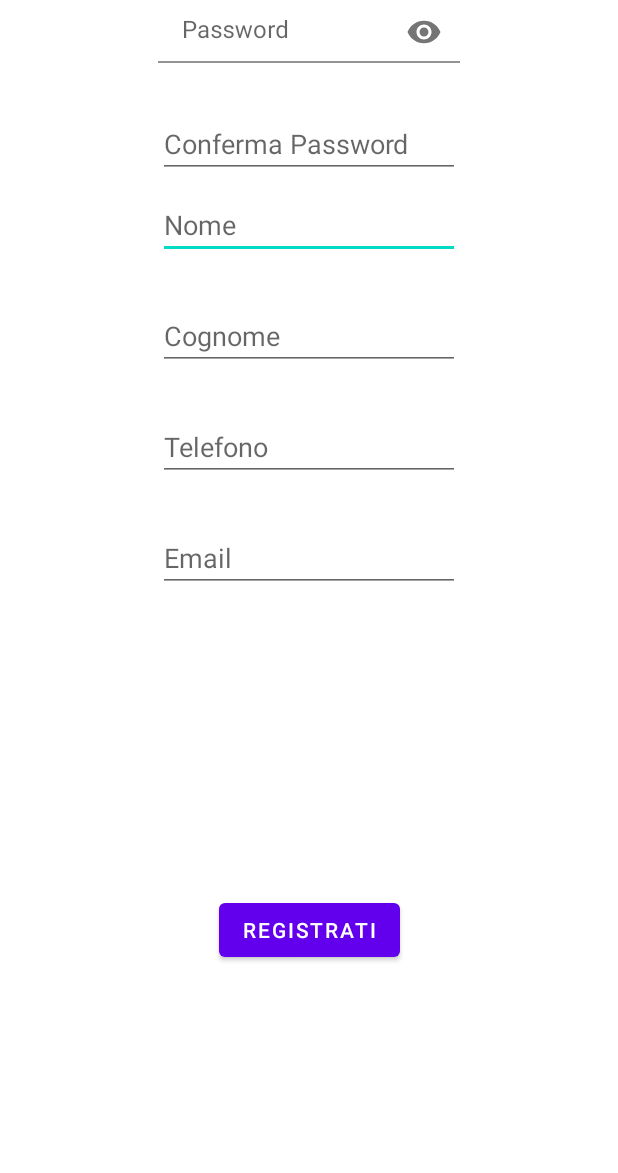
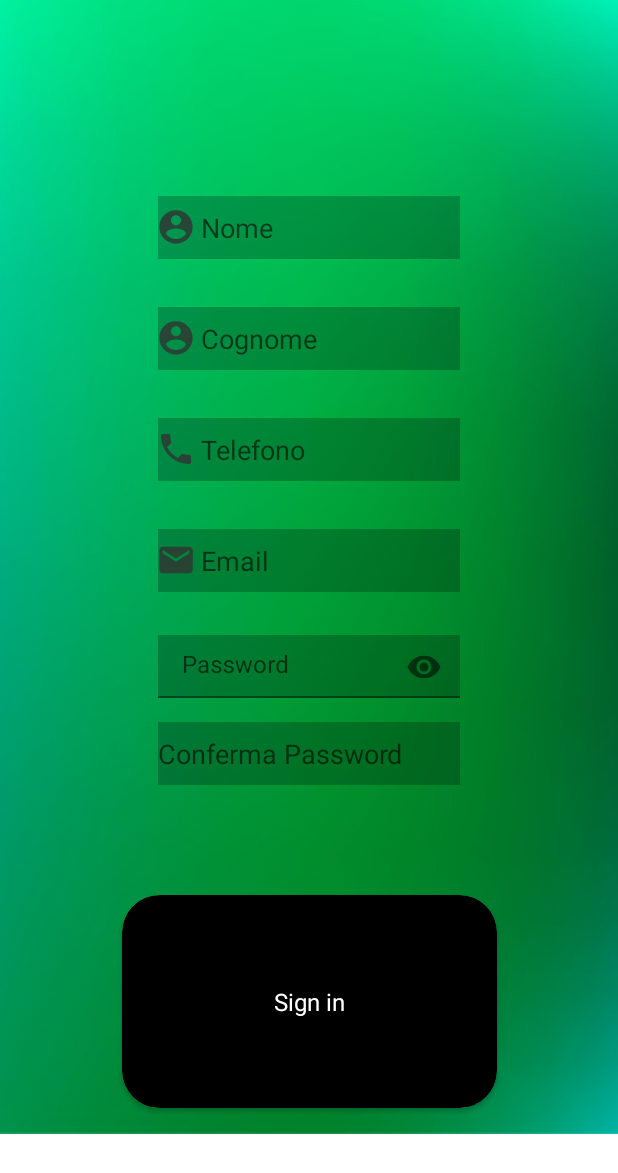
Before and after one commit to pippetto17/APP, an Android app: the layout registration.xml on its own in the app's theme, with its tools: preview values and no code run, on a phone screen of 412 x 824 dp. Shown: the top 1173 px of the screen. Run offline under Robolectric (Android 15) with nearby library versions, the phone set to English and light mode, and no system bars.

Commit message:
modifica oagina registrazione
Modifica pagina registrazione utente

```diff
--- a/APP/app/src/main/java/com/example/app/registration.java
+++ b/APP/app/src/main/java/com/example/app/registration.java
@@ -14,7 +14,6 @@ public class registration extends AppCompatActivity {
     private TextView textPass;
     private TextView textConfirmPass;
     private Button reg_back;
-    private textview oh;
 
 
 
@@ -28,9 +27,6 @@ public class registration extends AppCompatActivity {
         textUser = findViewById(R.id.textUser);
         textPass = findViewById(R.id.textPass);
         textConfirmPass = findViewById(R.id.textConfirmPass);
-        reg_back = findViewById(R.id.reg_back);
-
-
-
+        reg_back = findViewById(R.id.cardViewButton);
     }
 }
--- a/APP/app/src/main/res/drawable-anydpi/user_image.xml
+++ b/APP/app/src/main/res/drawable-anydpi/user_image.xml
@@ -3,7 +3,7 @@
     android:height="24dp"
     android:viewportWidth="24"
     android:viewportHeight="24"
-    android:tint="#000000"
+    android:tint="#323232"
     android:alpha="0.8">
   <group android:scaleX="1.1111112"
       android:scaleY="1.1111112"
--- a/APP/app/src/main/res/layout/new_first_page.xml
+++ b/APP/app/src/main/res/layout/new_first_page.xml
@@ -37,7 +37,7 @@
         android:layout_marginEnd="130dp"
         android:layout_marginBottom="77dp"
         android:background="#3B000000"
-        android:drawableLeft="@drawable/user_image"
+        android:drawableLeft="@drawable/email_image"
         android:ems="10"
         android:hint=" E-Mail"
         android:inputType="textEmailAddress"
@@ -71,8 +71,8 @@
             android:background="#3B000000"
             android:ems="10"
             android:hint=" Password"
+            android:textColorHint="@color/black"
             android:inputType="textPassword"
-            android:textColorHint="@color/black"
             android:textSize="25dp" />
     </com.google.android.material.textfield.TextInputLayout>
 
--- a/APP/app/src/main/res/layout/registration.xml
+++ b/APP/app/src/main/res/layout/registration.xml
@@ -5,15 +5,27 @@
     android:layout_width="match_parent"
     android:layout_height="match_parent">
 
+    <ImageView
+        android:id="@+id/imageView2"
+        android:layout_width="635dp"
+        android:layout_height="756dp"
+        app:layout_constraintEnd_toEndOf="parent"
+        app:layout_constraintStart_toStartOf="parent"
+        app:layout_constraintTop_toTopOf="parent"
+        app:srcCompat="@drawable/sfondo_chiaro" />
+
     <EditText
         android:id="@+id/textName"
         android:layout_width="201dp"
         android:layout_height="42dp"
         android:layout_marginTop="84dp"
         android:layout_marginBottom="605dp"
+        android:background="#3B000000"
         android:ems="10"
-        android:hint="Nome"
+        android:drawableLeft="@drawable/user_image"
+        android:hint=" Nome"
         android:inputType="textPersonName"
+
         app:layout_constraintBottom_toBottomOf="parent"
         app:layout_constraintEnd_toEndOf="parent"
         app:layout_constraintStart_toStartOf="parent"
@@ -25,9 +37,11 @@
         android:layout_height="42dp"
         android:layout_marginTop="158dp"
         android:layout_marginBottom="531dp"
+        android:background="#3B000000"
         android:ems="10"
-        android:hint="Cognome"
+        android:hint=" Cognome"
         android:inputType="textPersonName"
+        android:drawableLeft="@drawable/user_image"
         app:layout_constraintBottom_toBottomOf="parent"
         app:layout_constraintEnd_toEndOf="parent"
         app:layout_constraintStart_toStartOf="parent"
@@ -39,8 +53,10 @@
         android:layout_height="42dp"
         android:layout_marginTop="232dp"
         android:layout_marginBottom="457dp"
+        android:background="#3B000000"
         android:ems="10"
-        android:hint="Telefono"
+        android:hint=" Telefono"
+        android:drawableLeft="@drawable/phone_image"
         android:inputType="phone"
         app:layout_constraintBottom_toBottomOf="parent"
         app:layout_constraintEnd_toEndOf="parent"
@@ -53,58 +69,80 @@
         android:layout_height="42dp"
         android:layout_marginTop="306dp"
         android:layout_marginBottom="383dp"
+        android:background="#3B000000"
         android:ems="10"
-        android:hint="Email"
+        android:hint=" Email"
         android:inputType="textEmailAddress"
         app:layout_constraintBottom_toBottomOf="parent"
+        android:drawableLeft="@drawable/email_image"
         app:layout_constraintEnd_toEndOf="parent"
         app:layout_constraintStart_toStartOf="parent"
         app:layout_constraintTop_toTopOf="parent" />
 
+    <EditText
+        android:id="@+id/textConfirmPass"
+        android:layout_width="201dp"
+        android:layout_height="42dp"
+        android:layout_marginTop="16dp"
+        android:background="#3B000000"
+        android:ems="5"
+
+        android:hint="Conferma Password"
+        android:inputType="textPassword"
+        app:layout_constraintEnd_toEndOf="parent"
+        app:layout_constraintStart_toStartOf="parent"
+        app:layout_constraintTop_toBottomOf="@+id/textInputLayout" />
+
+    <androidx.cardview.widget.CardView
+        android:id="@+id/cardViewButton"
+        android:layout_width="250dp"
+        android:layout_height="0dp"
+        android:layout_marginBottom="85dp"
+        app:cardBackgroundColor="@color/black"
+        app:cardCornerRadius="25dp"
+        app:layout_constraintBottom_toBottomOf="parent"
+        app:layout_constraintEnd_toEndOf="parent"
+        app:layout_constraintStart_toStartOf="parent"
+        app:layout_constraintTop_toBottomOf="@+id/textInputLayout">
+
+        <RelativeLayout
+            android:layout_width="match_parent"
+            android:layout_height="match_parent">
+
+            <TextView
+                android:id="@+id/textView2"
+                android:layout_width="wrap_content"
+                android:layout_height="wrap_content"
+                android:layout_centerInParent="true"
+                android:text="Sign in"
+                android:textColor="@color/white"
+                android:textSize="16dp" />
+        </RelativeLayout>
+    </androidx.cardview.widget.CardView>
+
     <com.google.android.material.textfield.TextInputLayout
         android:id="@+id/textInputLayout"
-        android:layout_width="match_parent"
+        android:layout_width="0dp"
         android:layout_height="wrap_content"
+        android:layout_marginTop="423dp"
+        android:layout_marginBottom="131dp"
+        app:layout_constraintBottom_toTopOf="@+id/cardViewButton"
+        app:layout_constraintEnd_toEndOf="parent"
+        app:layout_constraintStart_toStartOf="parent"
+        app:layout_constraintTop_toTopOf="parent"
         app:passwordToggleEnabled="true"
-        tools:ignore="MissingConstraints"
-        tools:layout_editor_absoluteX="70dp"
-        tools:layout_editor_absoluteY="423dp">
+        tools:ignore="MissingConstraints">
 
         <EditText
             android:id="@+id/textPass"
             android:layout_width="201dp"
             android:layout_height="42dp"
             android:layout_gravity="center"
-            android:background="@android:color/transparent"
+            android:background="#3B000000"
             android:ems="5"
             android:hint="Password"
             android:inputType="textPassword" />
+
     </com.google.android.material.textfield.TextInputLayout>
 
-    <EditText
-        android:id="@+id/textConfirmPass"
-        android:layout_width="201dp"
-        android:layout_height="42dp"
-        android:layout_marginTop="16dp"
-        android:ems="5"
-        android:hint="Conferma Password"
-        android:inputType="textPassword"
-        app:layout_constraintBottom_toTopOf="@+id/reg_back"
-        app:layout_constraintEnd_toEndOf="parent"
-        app:layout_constraintStart_toStartOf="parent"
-        app:layout_constraintTop_toBottomOf="@+id/textInputLayout"
-        app:layout_constraintVertical_bias="0.038" />
-
-    <Button
-        android:id="@+id/reg_back"
-        android:layout_width="wrap_content"
-        android:layout_height="wrap_content"
-        android:layout_marginTop="549dp"
-        android:layout_marginBottom="134dp"
-        android:text="Registrati"
-        app:layout_constraintBottom_toBottomOf="parent"
-        app:layout_constraintEnd_toEndOf="parent"
-        app:layout_constraintHorizontal_bias="0.5"
-        app:layout_constraintStart_toStartOf="parent"
-        app:layout_constraintTop_toTopOf="parent" />
 </androidx.constraintlayout.widget.ConstraintLayout>
```
Also changed, not shown: APP/app/src/main/res/drawable-hdpi/email_image.png (added), APP/app/src/main/res/drawable-hdpi/phone_image.png (added), APP/app/src/main/res/drawable-hdpi/user_image.png, APP/app/src/main/res/drawable-mdpi/email_image.png (added), APP/app/src/main/res/drawable-mdpi/phone_image.png (added), APP/app/src/main/res/drawable-mdpi/user_image.png, APP/app/src/main/res/drawable-xhdpi/email_image.png (added), APP/app/src/main/res/drawable-xhdpi/phone_image.png (added), APP/app/src/main/res/drawable-xhdpi/user_image.png, APP/app/src/main/res/drawable-xxhdpi/email_image.png (added), APP/app/src/main/res/drawable-xxhdpi/phone_image.png (added), APP/app/src/main/res/drawable-xxhdpi/user_image.png, APP/app/src/main/res/drawable/sfondo_chiaro.png.
